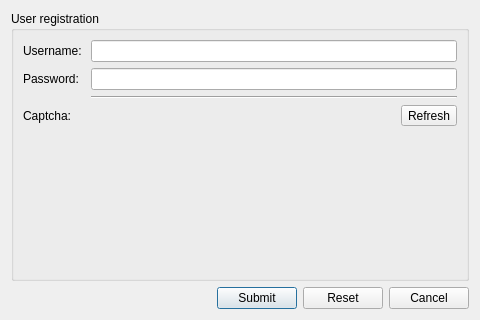
Qt form src/ui/xmpp/gkxmppregistrationdialog.ui (GekkoFyre/small-world-deluxe) before a commit.
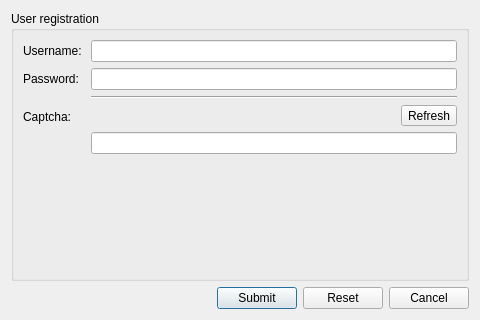
The same form after that commit.

Commit message: * Even further updates to the XMPP UI and backend for Small World Deluxe.

Diff of the .ui file:
```diff
--- a/src/ui/xmpp/gkxmppregistrationdialog.ui
+++ b/src/ui/xmpp/gkxmppregistrationdialog.ui
@@ -113,6 +113,27 @@
                   <property name="frameShadow">
                    <enum>QFrame::Raised</enum>
                   </property>
+                  <layout class="QVBoxLayout" name="verticalLayout_10">
+                   <property name="leftMargin">
+                    <number>0</number>
+                   </property>
+                   <property name="topMargin">
+                    <number>0</number>
+                   </property>
+                   <property name="rightMargin">
+                    <number>0</number>
+                   </property>
+                   <property name="bottomMargin">
+                    <number>0</number>
+                   </property>
+                   <item>
+                    <widget class="QFrame" name="frame_xmpp_captcha_top">
+                     <property name="frameShape">
+                      <enum>QFrame::NoFrame</enum>
+                     </property>
+                     <property name="frameShadow">
+                      <enum>QFrame::Raised</enum>
+                     </property>
                   <layout class="QHBoxLayout" name="horizontalLayout_4">
                    <property name="leftMargin">
                     <number>0</number>
@@ -138,6 +159,36 @@
                      <property name="text">
                       <string>Refresh</string>
                      </property>
+                       </widget>
+                      </item>
+                     </layout>
+                    </widget>
+                   </item>
+                   <item>
+                    <widget class="QFrame" name="frame_xmpp_captcha_bottom">
+                     <property name="frameShape">
+                      <enum>QFrame::NoFrame</enum>
+                     </property>
+                     <property name="frameShadow">
+                      <enum>QFrame::Raised</enum>
+                     </property>
+                     <layout class="QHBoxLayout" name="horizontalLayout_5">
+                      <property name="leftMargin">
+                       <number>0</number>
+                      </property>
+                      <property name="topMargin">
+                       <number>0</number>
+                      </property>
+                      <property name="rightMargin">
+                       <number>0</number>
+                      </property>
+                      <property name="bottomMargin">
+                       <number>0</number>
+                      </property>
+                      <item>
+                       <widget class="QLineEdit" name="lineEdit_xmpp_captcha_input"/>
+                      </item>
+                     </layout>
                     </widget>
                    </item>
                   </layout>
```
Lines whose indentation alone changed are shown as unchanged. The commit also changes 14 other files.
